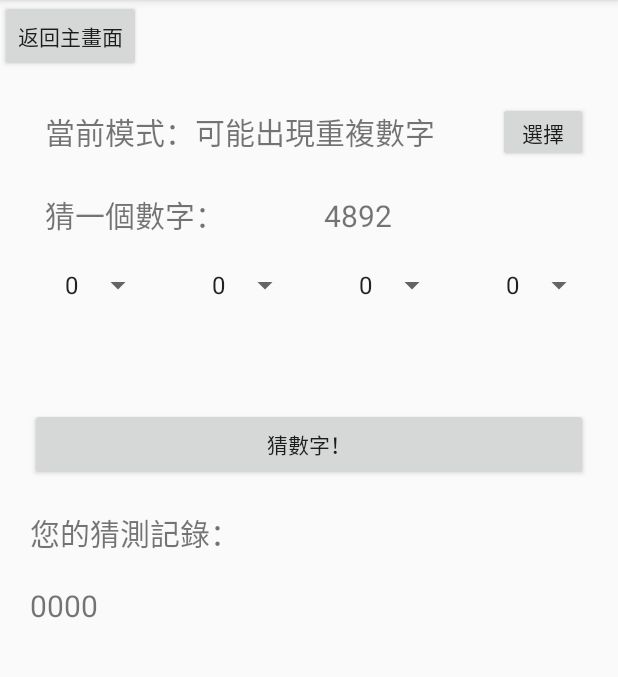
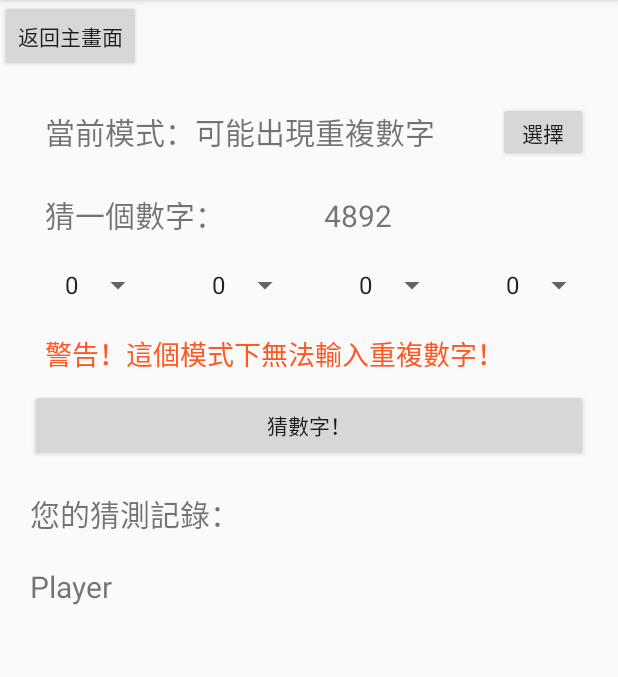
Before and after one commit to kevin38645/android-class, an Android app: the GuessNumber screen opened directly, with no data from a screen before it, after a tap on "猜數字！", on a phone screen of 412 x 824 dp, the part 84-761 px from its top. Run offline under Robolectric (Android 15) with nearby library versions, the phone set to English and light mode, and no system bars.

Commit message:
add new feature: player guess histroy list.

```diff
--- a/app_collection/app/src/main/java/com/example/app_collection/GuessNumber.java
+++ b/app_collection/app/src/main/java/com/example/app_collection/GuessNumber.java
@@ -4,10 +4,7 @@ import androidx.appcompat.app.AlertDialog;
 import androidx.appcompat.app.AppCompatActivity;
 
 import android.content.DialogInterface;
-import android.content.Intent;
 import android.os.Bundle;
-import android.view.Menu;
-import android.view.MenuItem;
 import android.view.View;
 import android.widget.Spinner;
 import android.widget.TextView;
@@ -25,6 +22,9 @@ public class GuessNumber extends AppCompatActivity implements DialogInterface.On
     Spinner selectNumSpinner2;
     Spinner selectNumSpinner3;
     Spinner selectNumSpinner4;
+    TextView warning_textView;
+    int totalPlayTime = 0;
+    String totalPlayLog = "";
 
     @Override
     protected void onCreate(Bundle savedInstanceState) {
@@ -41,11 +41,14 @@ public class GuessNumber extends AppCompatActivity implements DialogInterface.On
        selectNumSpinner3 = findViewById(R.id.numberSelection3);
        selectNumSpinner4 = findViewById(R.id.numberSelection4);
        RandomNumber();
+
+       warning_textView = findViewById(R.id.warning_text);
     }
 
     void RandomNumber(){
+        totalPlayTime = 0;
+
         Random random = new Random();
-
         switch (GameMode){
             case "NoRepeat":
                 List<Integer> numbers = new ArrayList<>();
@@ -70,19 +73,60 @@ public class GuessNumber extends AppCompatActivity implements DialogInterface.On
         textView.setText(expectNumber);
     }
 
-    public void GuessNumber(View view){
+    public void ClickButton_GuessNumber(View view){
+        String outputText = "";
+
         String selectedValue1 = selectNumSpinner1.getSelectedItem().toString();
         String selectedValue2 = selectNumSpinner2.getSelectedItem().toString();
         String selectedValue3 = selectNumSpinner3.getSelectedItem().toString();
         String selectedValue4 = selectNumSpinner4.getSelectedItem().toString();
+        String playerGuessNumber = selectedValue1 + selectedValue2 + selectedValue3 + selectedValue4;
+
+        switch (GameMode){
+            case "NoRepeat":
+                outputText = NoRepeatGuess(playerGuessNumber);
+                break;
+            case "HasRepeat":
+                break;
+        }
+
         TextView textView = (TextView) findViewById(R.id.player_guess);
-        String result = selectedValue1 + selectedValue2 + selectedValue3 + selectedValue4;
-        textView.setText(result);
+        if(!outputText.equals("")){
+            totalPlayLog = outputText + "\n" + totalPlayLog;
+            textView.setText(totalPlayLog);
+        }
+    }
+
+    private String NoRepeatGuess(String playerGuessNumber) {
+        for(int i=0; i< playerGuessNumber.length();i++){
+            char num = playerGuessNumber.charAt(i);
+            if(playerGuessNumber.indexOf(num) != playerGuessNumber.lastIndexOf(num)){
+                warning_textView.setText("警告！這個模式下無法輸入重複數字！");
+                return "";
+            }
+        }
+        warning_textView.setText("");
+        totalPlayTime++;
+        int A = 0;
+        int B = 0;
+
+        for(int i=0;i<4;i++){
+            char oneNumChar = playerGuessNumber.charAt(i);
+            String oneNumStr = Character.toString(oneNumChar);
+            if(expectNumber.contains(oneNumStr)){
+                if(expectNumber.charAt(i) == oneNumChar){
+                    A++;
+                }else{
+                    B++;
+                }
+            }
+        }
+
+        return "猜 " + totalPlayTime + "：            " + playerGuessNumber + "            結果: "+ A + "A" + B + "B";
     }
 
     public void alertButtonClick(View view){
         AlertDialog.Builder builder = new AlertDialog.Builder(this);
-
         builder.setTitle("返回主畫面")
                 .setMessage("您確定要離開嗎？")
                 .setNegativeButton("取消",this)
--- a/app_collection/app/src/main/res/layout/activity_guess_number.xml
+++ b/app_collection/app/src/main/res/layout/activity_guess_number.xml
@@ -136,20 +136,30 @@
         <LinearLayout
             android:layout_width="match_parent"
             android:layout_height="wrap_content"
+            android:layout_marginTop="0dp"
             android:layout_weight="0"
-            android:orientation="horizontal">
+            android:orientation="vertical">
+
+            <TextView
+                android:id="@+id/warning_text"
+                android:layout_width="match_parent"
+                android:layout_height="wrap_content"
+                android:layout_marginLeft="30dp"
+                android:layout_marginRight="30dp"
+                android:layout_marginBottom="10dp"
+                android:layout_weight="0"
+                android:textColor="#FF5722"
+                android:textSize="18dp" />
 
             <Button
                 android:id="@+id/GuessNumber"
-                android:layout_width="wrap_content"
+                android:layout_width="match_parent"
                 android:layout_height="wrap_content"
                 android:layout_marginLeft="20dp"
-                android:layout_marginTop="50dp"
                 android:layout_marginRight="20dp"
                 android:layout_weight="1"
-                android:onClick="GuessNumber"
+                android:onClick="ClickButton_GuessNumber"
                 android:text="猜數字！" />
-
         </LinearLayout>
 
         <LinearLayout
@@ -177,17 +187,27 @@
             android:layout_weight="8"
             android:orientation="horizontal">
 
+            <ScrollView
+                style="@style/MyScrollBarTheme"
+                android:layout_width="match_parent"
+                android:layout_height="match_parent"
+                android:layout_margin="20dp"
+                android:layout_weight="1">
+
+                <LinearLayout
+                    android:layout_width="match_parent"
+                    android:layout_height="wrap_content"
+                    android:orientation="vertical">
+
                     <TextView
                         android:id="@+id/player_guess"
-                style="@style/textMargin"
                         android:layout_width="match_parent"
                         android:layout_height="wrap_content"
-                android:layout_marginLeft="20dp"
-                android:layout_marginTop="20dp"
-                android:layout_marginRight="20dp"
                         android:layout_weight="1"
                         android:text="Player"
                         android:textSize="20dp" />
+                </LinearLayout>
+            </ScrollView>
 
         </LinearLayout>
 
--- a/app_collection/app/src/main/res/values/themes.xml
+++ b/app_collection/app/src/main/res/values/themes.xml
@@ -20,5 +20,9 @@
         <item name="android:layout_marginRight">10dp</item> <!-- 調整左邊間距 -->
     </style>
 
+    <style name="MyScrollBarTheme" parent="Theme.AppCompat">
+        <item name="android:colorAccent">@color/blue_500</item>
+    </style>
+
     <style name="Theme.App_collection" parent="Base.Theme.App_collection" />
 </resources>
```
Lines whose indentation alone changed are shown as unchanged.
